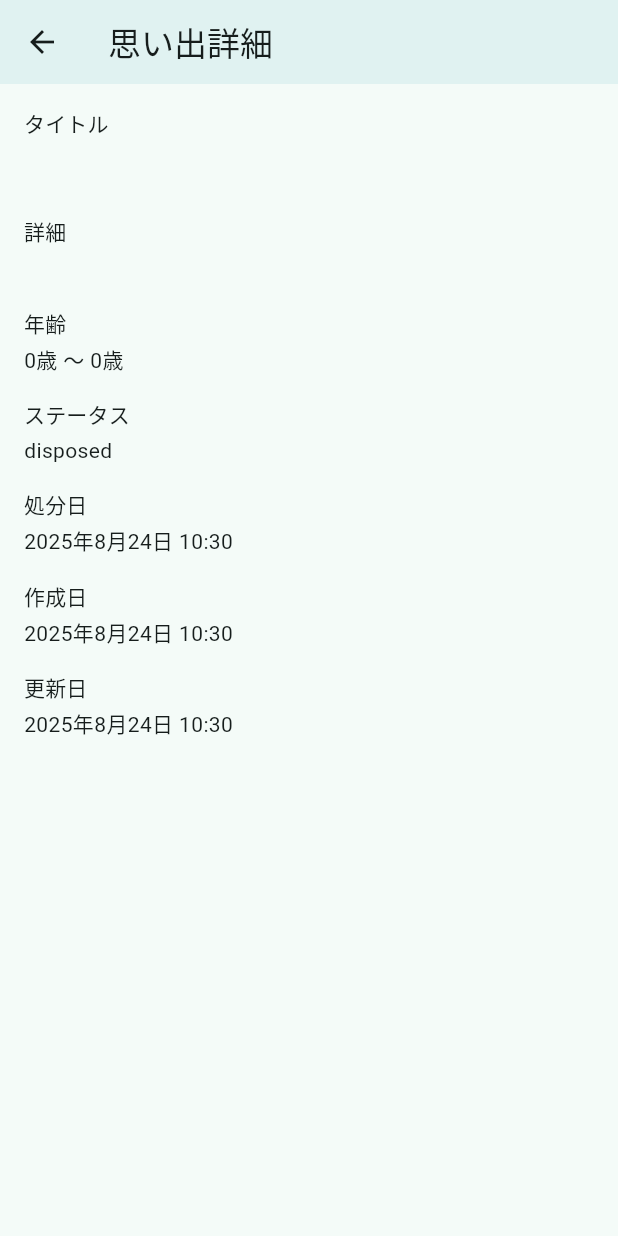
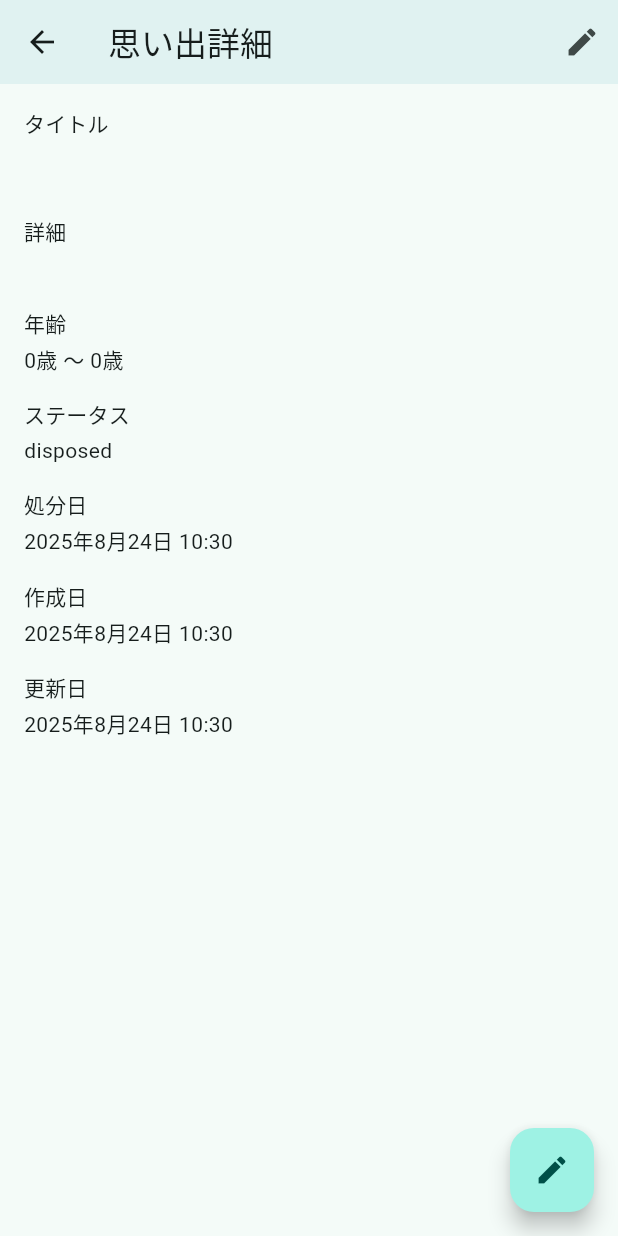
Before and after one commit to team-nup/2025-katazuke-frontend-app-ai-agent-hackathon, a Flutter app: the MemoryDetailPage screen opened directly with empty values, on a phone screen of 412 x 824 dp. Run offline on Flutter 3.47's test engine with Material 3 defaults, Android fonts, the phone set to English and light mode, and no system bars; our stand-ins replace image_picker, sqflite; accounts and stored records are empty.

Commit message:
編集機能作成

```diff
--- a/lib/features/memory/detail/memory_detail_page.dart
+++ b/lib/features/memory/detail/memory_detail_page.dart
@@ -1,9 +1,10 @@
 import 'package:flutter/material.dart';
 import '../../../core/models/shared/memory.dart';
+import '../../record/edit/record_edit_page.dart';
 import 'components/memory_info.dart';
 import 'components/memory_images.dart';
 
-class MemoryDetailPage extends StatelessWidget {
+class MemoryDetailPage extends StatefulWidget {
   final Memory memory;
 
   const MemoryDetailPage({
@@ -12,23 +13,75 @@ class MemoryDetailPage extends StatelessWidget {
   });
 
   @override
+  State<MemoryDetailPage> createState() => _MemoryDetailPageState();
+}
+
+class _MemoryDetailPageState extends State<MemoryDetailPage> {
+  late Memory _currentMemory;
+  bool _hasBeenUpdated = false;
+
+  @override
+  void initState() {
+    super.initState();
+    _currentMemory = widget.memory;
+  }
+
+  Future<void> _navigateToEdit() async {
+    final updatedMemory = await Navigator.of(context).push<Memory>(
+      MaterialPageRoute(
+        builder: (context) => RecordEditPage(memory: _currentMemory),
+      ),
+    );
+
+    if (updatedMemory != null) {
+      setState(() {
+        _currentMemory = updatedMemory;
+      });
+      ScaffoldMessenger.of(context).showSnackBar(
+        const SnackBar(content: Text('思い出が更新されました')),
+      );
+      // 詳細ページから一覧ページに戻る時にも更新されたことを伝える
+      _hasBeenUpdated = true;
+    }
+  }
+
+  @override
   Widget build(BuildContext context) {
-    return Scaffold(
-      appBar: AppBar(
-        title: const Text('思い出詳細'),
-        backgroundColor: Colors.teal.shade50,
-      ),
+    return WillPopScope(
+      onWillPop: () async {
+        // 詳細ページから戻る時に更新フラグを返す
+        Navigator.of(context).pop(_hasBeenUpdated);
+        return false;
+      },
+      child: Scaffold(
+        appBar: AppBar(
+          title: const Text('思い出詳細'),
+          backgroundColor: Colors.teal.shade50,
+          actions: [
+            IconButton(
+              onPressed: _navigateToEdit,
+              icon: const Icon(Icons.edit),
+              tooltip: '編集',
+            ),
+          ],
+        ),
       body: SingleChildScrollView(
         padding: const EdgeInsets.all(16.0),
         child: Column(
           crossAxisAlignment: CrossAxisAlignment.start,
           children: [
-            MemoryInfo(memory: memory),
-            if (memory.imagePaths != null && memory.imagePaths!.isNotEmpty) ...[
+            MemoryInfo(memory: _currentMemory),
+            if (_currentMemory.imagePaths != null &&
+                _currentMemory.imagePaths!.isNotEmpty) ...[
               const SizedBox(height: 16),
-              MemoryImages(imagePaths: memory.imagePaths!),
+              MemoryImages(imagePaths: _currentMemory.imagePaths!),
             ],
           ],
+        ),
+      ),
+        floatingActionButton: FloatingActionButton(
+          onPressed: _navigateToEdit,
+          child: const Icon(Icons.edit),
         ),
       ),
     );
--- a/lib/features/memory/list/memory_page.dart
+++ b/lib/features/memory/list/memory_page.dart
@@ -18,6 +18,10 @@ class _MemoryPageState extends State<MemoryPage> {
   @override
   void initState() {
     super.initState();
+    _loadMemories();
+  }
+
+  void _onMemoryUpdated() {
     _loadMemories();
   }
 
@@ -54,6 +58,7 @@ class _MemoryPageState extends State<MemoryPage> {
         memories: _memories,
         isLoading: _isLoading,
         onRefresh: _loadMemories,
+        onMemoryTap: _onMemoryUpdated,
       ),
     );
   }
--- a/lib/features/record/create/record_create_page.dart
+++ b/lib/features/record/create/record_create_page.dart
@@ -150,6 +150,11 @@ class _RecordCreatePageState extends State<RecordCreatePage> {
             PhotoSection(
               imagePaths: _imagePaths,
               onAddPhoto: _addPhoto,
+              onRemovePhoto: (index) {
+                setState(() {
+                  _imagePaths.removeAt(index);
+                });
+              },
             ),
             const SizedBox(height: 24),
             SizedBox(
--- a/lib/features/record/edit/record_edit_page.dart
+++ b/lib/features/record/edit/record_edit_page.dart
@@ -162,6 +162,11 @@ class _RecordEditPageState extends State<RecordEditPage> {
             PhotoSection(
               imagePaths: _imagePaths,
               onAddPhoto: _addPhoto,
+              onRemovePhoto: (index) {
+                setState(() {
+                  _imagePaths.removeAt(index);
+                });
+              },
             ),
             const SizedBox(height: 24),
             SizedBox(
```
Also changed, not shown: lib/features/memory/list/components/memory_item.dart (+8 -2 lines), lib/features/memory/list/components/memory_list.dart (+6 -1 lines), lib/features/record/components/photo_section.dart (+73 -0 lines).
